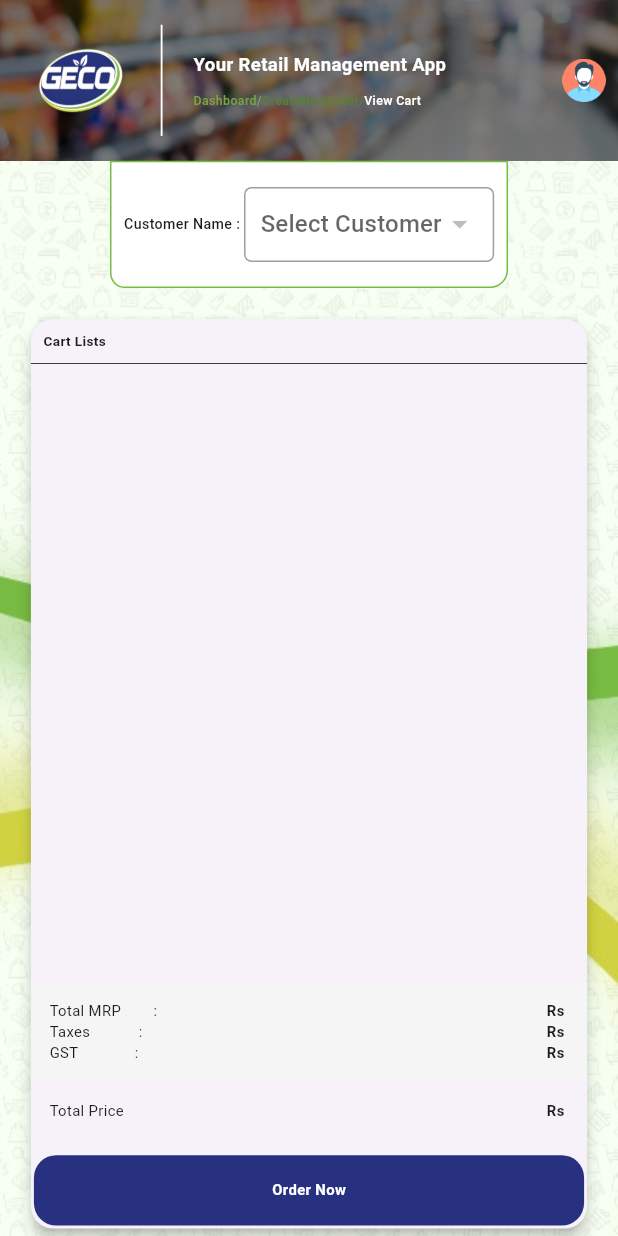
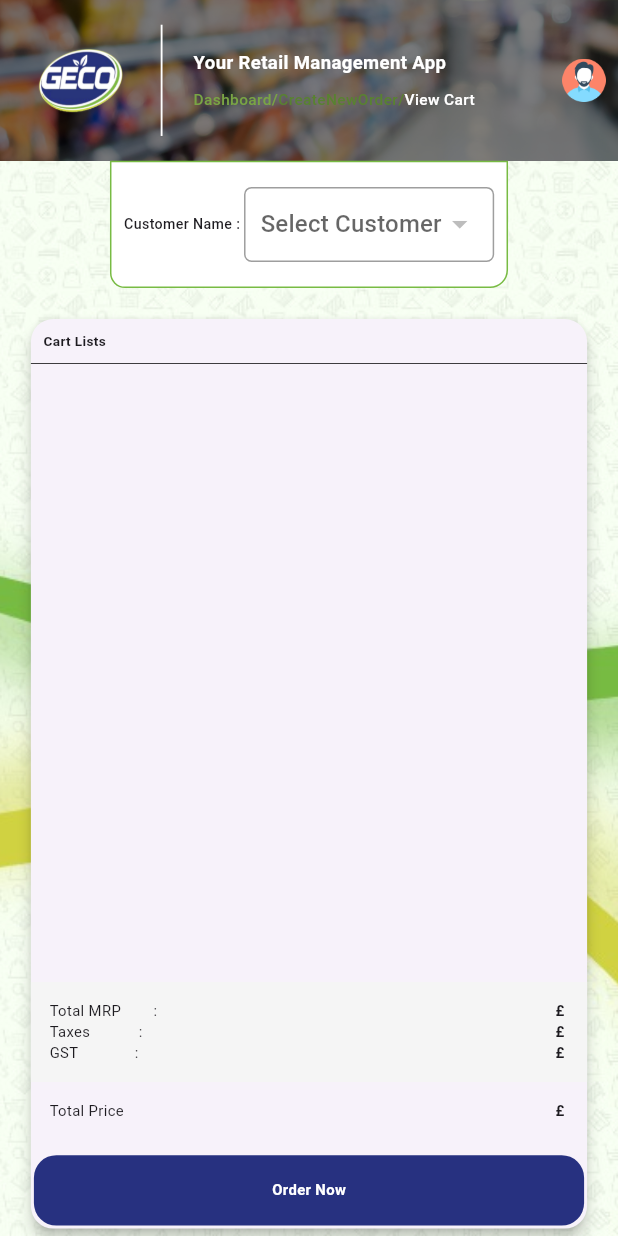
Before and after one commit to SagarDev123/geco, a Flutter app: the ViewCart screen opened by its route, on a phone screen of 412 x 824 dp. Run offline on Flutter 3.47's test engine with Material 3 defaults, Android fonts, the phone set to English and light mode, and no system bars; our stand-ins replace bloc, flutter_bloc, flutter_spinkit, fluttertoast, get_it, shared_preferences; missing offline and left inert: status_alert; accounts and stored records are empty.

Commit message:
Added price symbol as GBP

```diff
--- a/lib/presentation/cart/list/viewcartchild.dart
+++ b/lib/presentation/cart/list/viewcartchild.dart
@@ -128,7 +128,7 @@ class _ViewCartChildState extends State<ViewCartChild> {
                 ),
               ),
             ),
-            Text('Price: Rs ${widget.cartList.price}',
+            Text('Price: £ ${widget.cartList.price}',
                 style:
                     const TextStyle(fontSize: 16, fontWeight: FontWeight.bold)),
             // Price and Quantity Controls
--- a/lib/presentation/cart/viewcart.dart
+++ b/lib/presentation/cart/viewcart.dart
@@ -455,7 +455,7 @@ class _ViewCartState extends State<ViewCart> {
         Align(
           alignment: Alignment.centerRight,
           child: Text(
-            'Rs $total',
+            '£ $total',
             style: TextStyle(
                 fontSize: SizeUtils.getDynamicFontSize(context, 2.4),
                 fontWeight: FontWeight.w600),
@@ -464,7 +464,7 @@ class _ViewCartState extends State<ViewCart> {
         Align(
           alignment: Alignment.centerRight,
           child: Text(
-            'Rs $taxable',
+            '£ $taxable',
             style: TextStyle(
                 fontSize: SizeUtils.getDynamicFontSize(context, 2.4),
                 fontWeight: FontWeight.w600),
@@ -473,7 +473,7 @@ class _ViewCartState extends State<ViewCart> {
         Align(
           alignment: Alignment.centerRight,
           child: Text(
-            'Rs $gstNumber',
+            '£ $gstNumber',
             style: TextStyle(
                 fontSize: SizeUtils.getDynamicFontSize(context, 2.4),
                 fontWeight: FontWeight.w600),
@@ -502,7 +502,7 @@ class _ViewCartState extends State<ViewCart> {
           Align(
             alignment: Alignment.centerRight,
             child: Text(
-              'Rs $totalToPay',
+              '£ $totalToPay',
               style: TextStyle(
                   fontSize: SizeUtils.getDynamicFontSize(context, 2.4),
                   fontWeight: FontWeight.w600),
@@ -527,7 +527,7 @@ class _ViewCartState extends State<ViewCart> {
           child: Text(
             Constants.dashBoard,
             style: TextStyle(
-                fontSize: SizeUtils.getDynamicFontSize(context, 2),
+                fontSize: SizeUtils.getDynamicFontSize(context, 2.5),
                 fontWeight: FontWeight.w500,
                 color: const Color(0XFF79A544)),
           ),
@@ -543,7 +543,7 @@ class _ViewCartState extends State<ViewCart> {
           child: Text(
             Constants.createneworder,
             style: TextStyle(
-                fontSize: SizeUtils.getDynamicFontSize(context, 2),
+                fontSize: SizeUtils.getDynamicFontSize(context, 2.5),
                 fontWeight: FontWeight.w500,
                 color: const Color(0XFF588230)),
           ),
@@ -553,7 +553,7 @@ class _ViewCartState extends State<ViewCart> {
           child: Text(
             Constants.viewCart,
             style: TextStyle(
-                fontSize: SizeUtils.getDynamicFontSize(context, 2),
+                fontSize: SizeUtils.getDynamicFontSize(context, 2.5),
                 fontWeight: FontWeight.w500,
                 color: Colors.white),
           ),
--- a/lib/presentation/createneworder/create_new_order.dart
+++ b/lib/presentation/createneworder/create_new_order.dart
@@ -430,7 +430,7 @@ class _CreateNewOrderState extends State<CreateNewOrder> {
           child: Text(
             Constants.dashBoard,
             style: TextStyle(
-                fontSize: SizeUtils.getDynamicFontSize(context, 2),
+                fontSize: SizeUtils.getDynamicFontSize(context, 2.5),
                 fontWeight: FontWeight.w500,
                 color: const Color(0XFF79A544)),
           ),
@@ -446,7 +446,7 @@ class _CreateNewOrderState extends State<CreateNewOrder> {
           child: Text(
             Constants.createNewOrder,
             style: TextStyle(
-                fontSize: SizeUtils.getDynamicFontSize(context, 2),
+                fontSize: SizeUtils.getDynamicFontSize(context, 2.5),
                 fontWeight: FontWeight.w500,
                 color: Colors.white),
           ),
--- a/lib/presentation/customers/customers.dart
+++ b/lib/presentation/customers/customers.dart
@@ -218,7 +218,7 @@ class _CustomerListState extends State<CustomerList> {
           child: Text(
             Constants.dashBoard,
             style: TextStyle(
-                fontSize: SizeUtils.getDynamicFontSize(context, 2),
+                fontSize: SizeUtils.getDynamicFontSize(context, 2.5),
                 fontWeight: FontWeight.w500,
                 color: const Color(0XFF79A544)),
           ),
@@ -228,7 +228,7 @@ class _CustomerListState extends State<CustomerList> {
           child: Text(
             Constants.customers,
             style: TextStyle(
-                fontSize: SizeUtils.getDynamicFontSize(context, 2),
+                fontSize: SizeUtils.getDynamicFontSize(context, 2.5),
                 fontWeight: FontWeight.w500,
                 color: Colors.white),
           ),
--- a/lib/presentation/preorder/list/preorderitem.dart
+++ b/lib/presentation/preorder/list/preorderitem.dart
@@ -62,7 +62,7 @@ class _PreOrderCartItemState extends State<PreOrderCartItem> {
                     SizedBox(
                       height: SizeUtils.getScreenHeight(context, 2),
                     ),
-                    Text('Price: Rs ${widget.preOrderList.price}',
+                    Text('Price: £ ${widget.preOrderList.price}',
                         style: const TextStyle(
                             fontSize: 16, fontWeight: FontWeight.bold)),
                   ],
--- a/lib/presentation/preorder/preorder.dart
+++ b/lib/presentation/preorder/preorder.dart
@@ -260,7 +260,7 @@ class _PreOrderState extends State<PreOrder> {
           child: Text(
             Constants.dashBoard,
             style: TextStyle(
-                fontSize: SizeUtils.getDynamicFontSize(context, 2),
+                fontSize: SizeUtils.getDynamicFontSize(context, 2.5),
                 fontWeight: FontWeight.w500,
                 color: const Color(0XFF79A544)),
           ),
@@ -270,7 +270,7 @@ class _PreOrderState extends State<PreOrder> {
           child: Text(
             Constants.preorder,
             style: TextStyle(
-                fontSize: SizeUtils.getDynamicFontSize(context, 2),
+                fontSize: SizeUtils.getDynamicFontSize(context, 2.5),
                 fontWeight: FontWeight.w500,
                 color: Colors.white),
           ),
```
Also changed, not shown: 1 other file.
